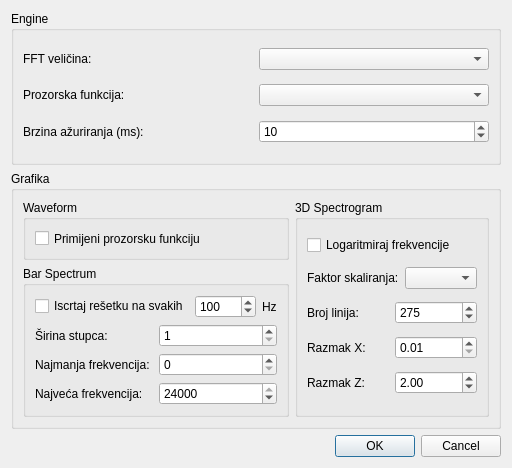
Qt form Software/audio-visualizer/settingsdialog.ui (mkovac700/diplomski-rad) before a commit.
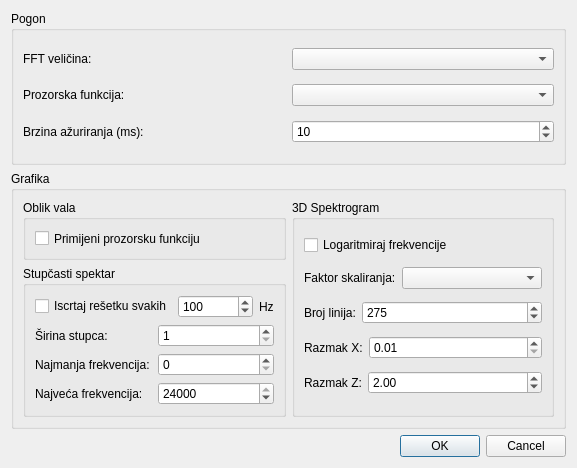
The same form after that commit.

What changed in the file:
```diff
--- a/Software/audio-visualizer/settingsdialog.ui
+++ b/Software/audio-visualizer/settingsdialog.ui
@@ -6,10 +6,22 @@
    <rect>
     <x>0</x>
     <y>0</y>
-    <width>500</width>
+    <width>577</width>
     <height>468</height>
    </rect>
   </property>
+  <property name="minimumSize">
+   <size>
+    <width>577</width>
+    <height>468</height>
+   </size>
+  </property>
+  <property name="maximumSize">
+   <size>
+    <width>577</width>
+    <height>468</height>
+   </size>
+  </property>
   <property name="windowTitle">
    <string>Dialog</string>
   </property>
@@ -17,7 +29,7 @@
    <item>
     <widget class="QGroupBox" name="groupBox">
      <property name="title">
-      <string>Engine</string>
+      <string>Pogon</string>
      </property>
      <layout class="QVBoxLayout" name="verticalLayout">
       <item>
@@ -142,7 +154,7 @@
            </size>
           </property>
           <property name="title">
-           <string>Waveform</string>
+           <string>Oblik vala</string>
           </property>
           <layout class="QHBoxLayout" name="horizontalLayout_9">
            <item>
@@ -158,7 +170,7 @@
         <item>
          <widget class="QGroupBox" name="groupBox_5">
           <property name="title">
-           <string>Bar Spectrum</string>
+           <string>Stupčasti spektar</string>
           </property>
           <layout class="QVBoxLayout" name="verticalLayout_5">
            <item>
@@ -166,7 +178,7 @@
              <item>
               <widget class="QCheckBox" name="checkBox_drawGrid">
                <property name="text">
-                <string>Iscrtaj rešetku na svakih</string>
+                <string>Iscrtaj rešetku svakih</string>
                </property>
               </widget>
              </item>
@@ -281,7 +293,7 @@
       <item>
        <widget class="QGroupBox" name="groupBox_3">
         <property name="title">
-         <string>3D Spectrogram</string>
+         <string>3D Spektrogram</string>
         </property>
         <layout class="QVBoxLayout" name="verticalLayout_2">
          <item>
@@ -301,7 +313,14 @@
             </widget>
            </item>
            <item>
-            <widget class="QComboBox" name="comboBox_scaleFactor"/>
+            <widget class="QComboBox" name="comboBox_scaleFactor">
+             <property name="sizePolicy">
+              <sizepolicy hsizetype="MinimumExpanding" vsizetype="Fixed">
+               <horstretch>0</horstretch>
+               <verstretch>0</verstretch>
+              </sizepolicy>
+             </property>
+            </widget>
            </item>
           </layout>
          </item>
@@ -316,6 +335,12 @@
            </item>
            <item>
             <widget class="QSpinBox" name="spinBox_numLines">
+             <property name="sizePolicy">
+              <sizepolicy hsizetype="MinimumExpanding" vsizetype="Fixed">
+               <horstretch>0</horstretch>
+               <verstretch>0</verstretch>
+              </sizepolicy>
+             </property>
              <property name="minimum">
               <number>1</number>
              </property>
@@ -340,6 +365,12 @@
            </item>
            <item>
             <widget class="QDoubleSpinBox" name="doubleSpinBox_spacingX">
+             <property name="sizePolicy">
+              <sizepolicy hsizetype="MinimumExpanding" vsizetype="Fixed">
+               <horstretch>0</horstretch>
+               <verstretch>0</verstretch>
+              </sizepolicy>
+             </property>
              <property name="minimum">
               <double>0.010000000000000</double>
              </property>
@@ -367,6 +398,12 @@
            </item>
            <item>
             <widget class="QDoubleSpinBox" name="doubleSpinBox_spacingZ">
+             <property name="sizePolicy">
+              <sizepolicy hsizetype="MinimumExpanding" vsizetype="Fixed">
+               <horstretch>0</horstretch>
+               <verstretch>0</verstretch>
+              </sizepolicy>
+             </property>
              <property name="minimum">
               <double>0.100000000000000</double>
              </property>
```
Left out of the diff: 2 changed lines with no effect on the pictures.
